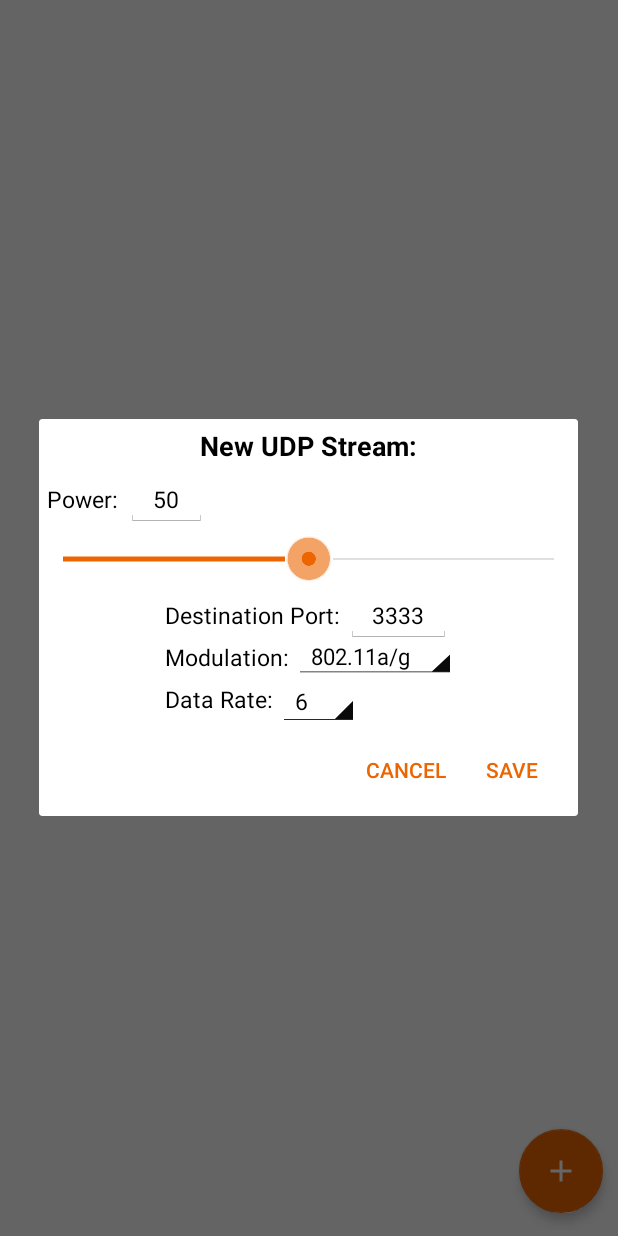
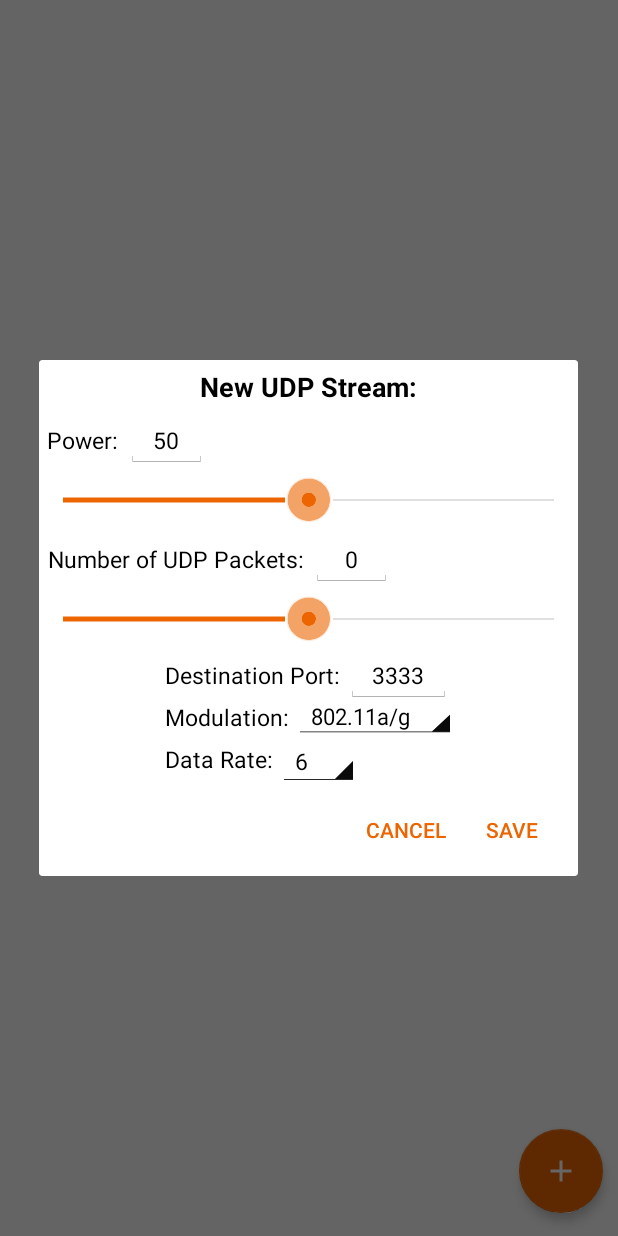
Before and after one commit to seemoo-lab/wisec2017_nexmon_jammer_demo_app, an Android app: the fragment TransmitterFragment shown on its own in the app's theme, after a tap on an icon or button, on a phone screen of 412 x 824 dp. Run offline under Robolectric (Android 15) with nearby library versions, the phone set to English and light mode, and no system bars.

Commit message:
visual adjustments

```diff
--- a/WiFiJammer/app/src/main/java/de/seemoo/nexmon/jammer/PlotFragment.java
+++ b/WiFiJammer/app/src/main/java/de/seemoo/nexmon/jammer/PlotFragment.java
@@ -2,10 +2,10 @@ package de.seemoo.nexmon.jammer;
 
 import android.graphics.Color;
 import android.os.Bundle;
-import android.util.Log;
 import android.view.LayoutInflater;
 import android.view.View;
 import android.view.ViewGroup;
+import android.widget.RelativeLayout;
 import android.widget.TextView;
 
 import com.github.mikephil.charting.charts.LineChart;
@@ -119,6 +119,8 @@ public class PlotFragment extends android.app.Fragment {
         TextView range = (TextView) getView().findViewById(R.id.plot_range);
         range.setBackgroundColor(Color.LTGRAY);
 
+        RelativeLayout relativeLayout = (RelativeLayout) getView().findViewById(R.id.time_plot_rel);
+        relativeLayout.setBackgroundColor(Color.LTGRAY);
         mChart = (LineChart) getView().findViewById(R.id.chart1);
 
 
--- a/WiFiJammer/app/src/main/res/layout/udpstream_dialog.xml
+++ b/WiFiJammer/app/src/main/res/layout/udpstream_dialog.xml
@@ -39,9 +39,44 @@
             android:textSize="15sp" />
     </LinearLayout>
 
+    <SeekBar
+        android:id="@+id/udpSeekbar"
+        style="@style/SeekBarSeemoo"
+        android:layout_width="match_parent"
+        android:layout_height="wrap_content"
+        android:max="100"
+        android:padding="5sp"
+        android:progress="50" />
+
+    <LinearLayout
+        android:layout_width="match_parent"
+        android:layout_height="wrap_content"
+        android:orientation="horizontal">
+
+        <TextView
+            android:layout_width="wrap_content"
+            android:layout_height="match_parent"
+            android:gravity="center"
+            android:padding="5sp"
+            android:text="Number of UDP Packets:"
+            android:textColor="@color/black"
+            android:textSize="15sp" />
+
+        <EditText
+            android:id="@+id/numbPaSeekbarText"
+            android:layout_width="wrap_content"
+            android:layout_height="match_parent"
+            android:ems="3"
+            android:gravity="center"
+            android:inputType="number"
+            android:text="0"
+            android:textColor="@color/black"
+            android:textSize="15sp" />
+    </LinearLayout>
+
 
     <SeekBar
-        android:id="@+id/udpSeekbar"
+        android:id="@+id/numbPaSeekbar"
         style="@style/SeekBarSeemoo"
         android:layout_width="match_parent"
         android:layout_height="wrap_content"
```
Also changed, not shown: WiFiJammer/app/src/main/res/layout/time_plot_fragment.xml (+41 -7 lines).
